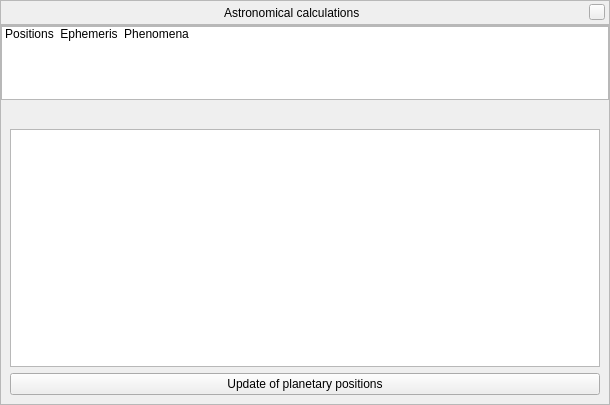
519984307/stellarium_src, file src/gui/astroCalcDialog.ui: the form before one commit.
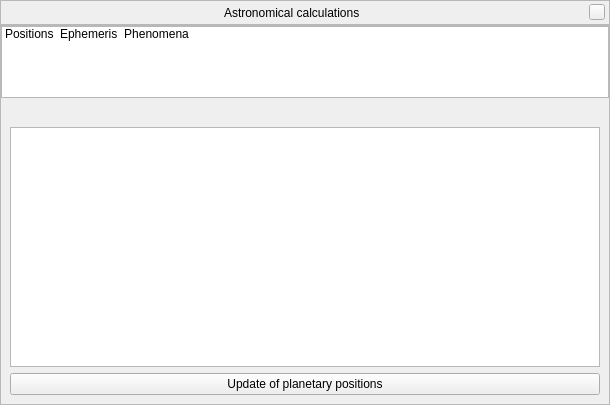
The form after the commit. Icons and pictures are not drawn. Custom widgets are drawn as their Qt base class.

Commit message: Added new icons for Bookmarks and AstroCalc tools

```diff
--- a/src/gui/astroCalcDialog.ui
+++ b/src/gui/astroCalcDialog.ui
@@ -153,13 +153,13 @@
         <property name="minimumSize">
          <size>
           <width>0</width>
-          <height>74</height>
+          <height>72</height>
          </size>
         </property>
         <property name="maximumSize">
          <size>
           <width>16777215</width>
-          <height>74</height>
+          <height>72</height>
          </size>
         </property>
         <property name="focusPolicy">
@@ -173,8 +173,8 @@
         </property>
         <property name="iconSize">
          <size>
-          <width>50</width>
-          <height>50</height>
+          <width>48</width>
+          <height>48</height>
          </size>
         </property>
         <property name="flow">
@@ -196,6 +196,9 @@
          <property name="toolTip">
           <string>Planetary positions</string>
          </property>
+         <property name="textAlignment">
+          <set>AlignLeading|AlignVCenter</set>
+         </property>
          <property name="icon">
           <iconset>
            <normalon>:/graphicGui/tabicon-sky.png</normalon>
@@ -206,6 +209,9 @@
          <property name="text">
           <string>Ephemeris</string>
          </property>
+         <property name="textAlignment">
+          <set>AlignLeading|AlignVCenter</set>
+         </property>
          <property name="icon">
           <iconset>
            <normalon>:/graphicGui/tabicon-sky.png</normalon>
```
Left out of the diff: 6 changed lines with no effect on the pictures. The commit also changes 1 other file.
